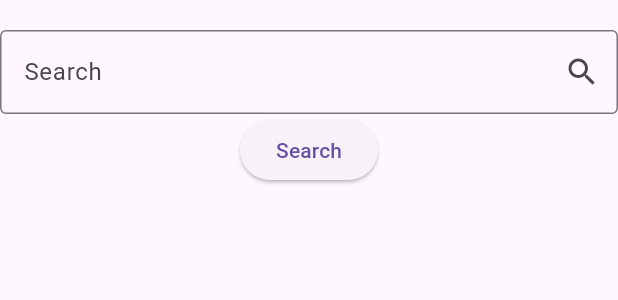
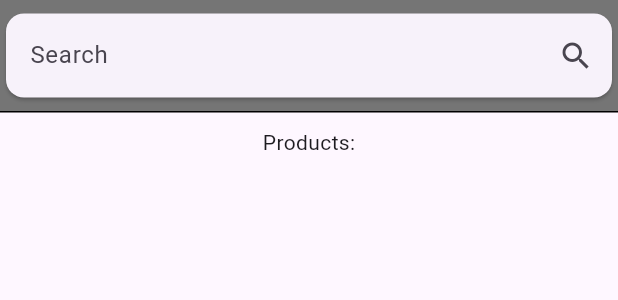
Before and after one commit to pchmelo/ESOF_Project, a Flutter app: the ProductList widget shown alone on an empty page, opened directly, on a phone screen of 412 x 824 dp. Shown: the top 300 px of the screen. Run offline on Flutter 3.47's test engine with Material 3 defaults, Android fonts, the phone set to English and light mode, and no system bars; our stand-ins replace cloud_firestore, firebase_auth, firebase_core, table_calendar; missing offline and left inert: flutter_barcode_scanner; accounts and stored records are empty.

Commit message:
changed the design of storage tab

```diff
--- a/esof_project/lib/app/views/main_pages/storage/productList.widget.dart
+++ b/esof_project/lib/app/views/main_pages/storage/productList.widget.dart
@@ -28,7 +28,7 @@ class _ProductListState extends State<ProductList> {
   }
 
   List<Map<String, dynamic>> _allProducts = [];
-  ValueNotifier<List<Map<String, dynamic>>> _foundProducts = ValueNotifier([]);
+  final ValueNotifier<List<Map<String, dynamic>>> _foundProducts = ValueNotifier([]);
 
   String _searchText = '';
 
@@ -61,24 +61,44 @@ class _ProductListState extends State<ProductList> {
             _foundProducts.value = List.from(_allProducts);
 
             return Column(children: [
+              Container(
+                color: Colors.grey[600], // Set the color here
+                child: Column(
+                  children: [
                     const SizedBox(
-                height: 20,
+                      height: 5,
                     ),
-              TextField(
+                    Card(
+                      child: TextField(
                         onChanged: (value) => _searchText = value,
-                decoration: const InputDecoration(
-                  border: OutlineInputBorder(),
+                        cursorColor: Colors.grey[600],
+                        decoration: InputDecoration(
                           labelText: 'Search',
-                  suffixIcon: Icon(Icons.search),
+                          floatingLabelBehavior: FloatingLabelBehavior.never,
+                          suffixIcon: IconButton(
+                            onPressed: _runFilter,
+                            icon: const Icon(Icons.search),
+                          ),
+                          border: const OutlineInputBorder(
+                            borderSide: BorderSide.none,
                           ),
                         ),
-              ElevatedButton(
-                onPressed: _runFilter,
-                child: const Text('Search'),
+                      ),
                     ),
                     const SizedBox(
-                height: 20,
+                      height: 5,
                     ),
+                  ],
+                ),
+              ),
+              const Divider(
+                color: Colors.black,
+                height: 1,
+              ),
+              const SizedBox(
+                height: 10,
+              ),
+              const Text('Products:'),
               Expanded(
                   child: ValueListenableBuilder(
                     valueListenable: _foundProducts,
--- a/esof_project/lib/app/views/main_pages/storage/storage.view.dart
+++ b/esof_project/lib/app/views/main_pages/storage/storage.view.dart
@@ -26,6 +26,8 @@ class StorageView extends StatelessWidget {
     return Scaffold(
       appBar: AppBar(
         title: const Text(name),
+        backgroundColor: Colors.grey[800],
+        foregroundColor: Colors.white,
       ),
       body: Column(
         mainAxisAlignment: MainAxisAlignment.center,
```
Also changed, not shown: esof_project/lib/app/views/main_pages/storage/ProductListBuilder.dart (+17 -8 lines), esof_project/lib/app/views/main_pages/storage/productTile.widget.dart (+25 -10 lines). Lines whose indentation alone changed are shown as unchanged.
